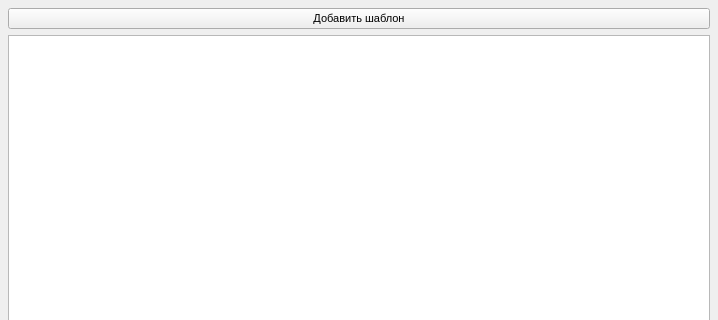
This is designs/main.ui in iredun/diploma-gen as Qt 5 draws it before an edit; both pictures show x 0 to 718 and y 0 to 320 of the 718 by 539 pixel window. The edited form follows.
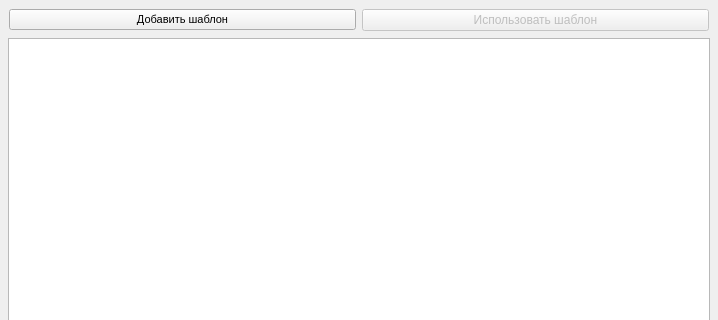
This is the edited form. Icons and pictures are not drawn.

What changed in the file:
```diff
--- a/designs/main.ui
+++ b/designs/main.ui
@@ -28,6 +28,23 @@
      <number>8</number>
     </property>
     <item>
+     <layout class="QHBoxLayout" name="horizontalLayout" stretch="0,0">
+      <property name="sizeConstraint">
+       <enum>QLayout::SetDefaultConstraint</enum>
+      </property>
+      <property name="leftMargin">
+       <number>1</number>
+      </property>
+      <property name="topMargin">
+       <number>1</number>
+      </property>
+      <property name="rightMargin">
+       <number>1</number>
+      </property>
+      <property name="bottomMargin">
+       <number>1</number>
+      </property>
+      <item>
      <widget class="QPushButton" name="addTemplate">
       <property name="font">
        <font>
@@ -50,6 +67,18 @@
      </widget>
     </item>
     <item>
+       <widget class="QPushButton" name="useTemplate">
+        <property name="enabled">
+         <bool>false</bool>
+        </property>
+        <property name="text">
+         <string>Использовать шаблон</string>
+        </property>
+       </widget>
+      </item>
+     </layout>
+    </item>
+    <item>
      <widget class="QTableView" name="tableTemplates">
       <property name="selectionMode">
        <enum>QAbstractItemView::ExtendedSelection</enum>
```
Left out of the diff: 3 changed lines with no effect on the pictures. Lines whose indentation alone changed are shown as unchanged.
